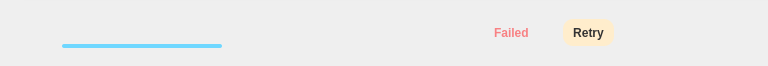
First picture: the form in src/MEGASync/gui/linux/TransferManagerItem.ui, repository meganz/MEGAsync, before the edit.
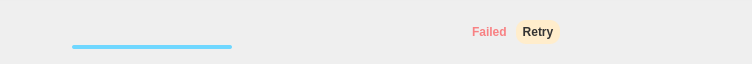
Second picture: the form after the edit. The open tabs and pages were chosen to show the change. Icons and pictures are not drawn.

Commit message: Transfer Manager: Cleanup, some refactoring to improve readability/efficiency, refresh and behaviorfixes, polish UI (linux)

The edit to the form file:
```diff
--- a/src/MEGASync/gui/linux/TransferManagerItem.ui
+++ b/src/MEGASync/gui/linux/TransferManagerItem.ui
@@ -6,8 +6,8 @@
    <rect>
     <x>0</x>
     <y>0</y>
-    <width>768</width>
-    <height>66</height>
+    <width>752</width>
+    <height>64</height>
    </rect>
   </property>
   <property name="sizePolicy">
@@ -19,13 +19,13 @@
   <property name="minimumSize">
    <size>
     <width>0</width>
-    <height>0</height>
+    <height>64</height>
    </size>
   </property>
   <property name="maximumSize">
    <size>
     <width>16777215</width>
-    <height>16777215</height>
+    <height>64</height>
    </size>
   </property>
   <property name="windowTitle">
@@ -42,9 +42,6 @@
 
 TransferManagerItem2, TransferManagerItem
 {
-    height: 64px;
-    min-height: 64px;
-    max-height: 64px;
     background-color: transparent;
 }
 
@@ -63,18 +60,8 @@
     margin: 0;
 }
 
-#sTransferState, #stateActive, #stateCompleted, #bItemSpeed, #lItemTime, #sStatus, #tFileType, #wSize, #wPauseResume, #wClearCancel, #wName, #lItemStatus, #lItemQueued, #lItemPaused
-{
-    height: 63px;
-    min-height: 63px;
-    max-height: 63px;
-}
-
 #tFileType
 {
-    width: 38px;
-    min-width: 38px;
-    max-width: 38px;
     qProperty-iconSize: 48px;
     background: transparent;
 }
@@ -82,6 +69,8 @@
 QPushButton, QToolButton
 {
     border: none;
+    padding: 0;
+    margin: 0;
 }
 
 QPushButton
@@ -89,16 +78,8 @@
     background: transparent;
 }
 
-#wName
-{
-    width: 165px;
-    min-width: 165px;
-}
-
 #lTransferName
 {
-    width: 170px;
-    min-width: 170px;
     color: #333333;
     font-size: 14px;
     qProperty-alignment: 'AlignLeft | AlignBottom';
@@ -106,11 +87,6 @@
 
 QProgressBar
 {
-    width: 160px;
-    min-width: 50px;
-    height: 4px;
-    min-height: 4px;
-    max-height: 4px;
     border:0px;
     border-radius: 2px;
     background-color: #EEEEEE;
@@ -143,13 +119,6 @@
  qProperty-alignment: 'AlignLeft | AlignTop';
 }
 
-#wSize, #wSize QLabel, #bItemSpeed
-{
-    width: 100px;
-    min-width: 100px;
-    max-width: 100px;
-}
-
 #bItemSpeed
 {
   color: #333333;
@@ -159,13 +128,6 @@
   qProperty-iconSize: 24px;
 }
 
-#sStatus
-{
-    width: 120px;
-    min-width: 120px;
-    max-width: 120px;
-}
-
 #sStatus QLabel
 {
     font-size: 12px;
@@ -177,25 +139,16 @@
 
 #lItemStatus
 {
-  width: 120px;
-  min-width: 120px;
-  max-width: 120px;
   color: #00D26D;
 }
 
 #lItemQueued
 {
-  width: 120px;
-  min-width: 120px;
-  max-width: 120px;
   color: #666666;
 }
 
 #lItemPaused
 {
-  width: 120px;
-  min-width: 120px;
-  max-width: 120px;
   color: #FFA053;
 }
 
@@ -206,9 +159,6 @@
 
 #lItemTime
 {
-    width: 92px;
-    min-width: 92px;
-    max-width: 92px;
     color: #333333;
     font-size: 12px;
     font-weight: bold;
@@ -218,8 +168,6 @@
 
 #tItemRetry
 {
-    height: 24px;
-    width: 48px;
     border-radius: 10px;
     background-color: #FFEDCC;
     color: #333333;
@@ -227,21 +175,8 @@
     font-weight: bold;
 }
 
-#wPauseResume, #wClearCancel
-{
-    width: 28px;
-    min-width: 28px;
-    max-width: 28px;
-}
-
 #tPauseResumeTransfer, #tCancelClearTransfer
 {
-    width: 24px;
-    height: 24px;
-    min-width: 24px;
-    min-height: 24px;
-    max-width: 24px;
-    max-height: 24px;
     qProperty-iconSize: 24px;
 }</string>
   </property>
@@ -250,7 +185,7 @@
     <number>0</number>
    </property>
    <property name="leftMargin">
-    <number>24</number>
+    <number>0</number>
    </property>
    <property name="topMargin">
     <number>0</number>
@@ -282,6 +217,18 @@
        <verstretch>0</verstretch>
       </sizepolicy>
      </property>
+     <property name="minimumSize">
+      <size>
+       <width>0</width>
+       <height>63</height>
+      </size>
+     </property>
+     <property name="maximumSize">
+      <size>
+       <width>16777215</width>
+       <height>63</height>
+      </size>
+     </property>
      <property name="currentIndex">
       <number>0</number>
      </property>
@@ -292,33 +239,70 @@
         <verstretch>0</verstretch>
        </sizepolicy>
       </property>
+      <property name="minimumSize">
+       <size>
+        <width>692</width>
+        <height>63</height>
+       </size>
+      </property>
+      <property name="maximumSize">
+       <size>
+        <width>16777215</width>
+        <height>63</height>
+       </size>
+      </property>
       <layout class="QHBoxLayout" name="stateActiveLayout">
        <property name="spacing">
         <number>0</number>
        </property>
        <property name="leftMargin">
-        <number>0</number>
+        <number>24</number>
        </property>
        <property name="topMargin">
         <number>0</number>
        </property>
        <property name="rightMargin">
-        <number>6</number>
+        <number>20</number>
        </property>
        <property name="bottomMargin">
         <number>0</number>
        </property>
        <item>
-        <widget class="QToolButton" name="tFileType"/>
+        <widget class="QToolButton" name="tFileType">
+         <property name="minimumSize">
+          <size>
+           <width>48</width>
+           <height>48</height>
+          </size>
+         </property>
+         <property name="maximumSize">
+          <size>
+           <width>48</width>
+           <height>48</height>
+          </size>
+         </property>
+        </widget>
        </item>
        <item>
         <widget class="QWidget" name="wName" native="true">
          <property name="sizePolicy">
-          <sizepolicy hsizetype="Expanding" vsizetype="Preferred">
+          <sizepolicy hsizetype="Expanding" vsizetype="Fixed">
            <horstretch>0</horstretch>
            <verstretch>0</verstretch>
           </sizepolicy>
          </property>
+         <property name="minimumSize">
+          <size>
+           <width>160</width>
+           <height>63</height>
+          </size>
+         </property>
+         <property name="maximumSize">
+          <size>
+           <width>16777215</width>
+           <height>63</height>
+          </size>
+         </property>
          <layout class="QVBoxLayout" name="wNameLayout">
           <property name="spacing">
            <number>0</number>
@@ -343,6 +327,18 @@
               <verstretch>0</verstretch>
              </sizepolicy>
             </property>
+            <property name="minimumSize">
+             <size>
+              <width>160</width>
+              <height>20</height>
+             </size>
+            </property>
+            <property name="maximumSize">
+             <size>
+              <width>16777215</width>
+              <height>20</height>
+             </size>
+            </property>
             <property name="text">
              <string/>
             </property>
@@ -350,6 +346,24 @@
           </item>
           <item>
            <widget class="QWidget" name="wProgressBar" native="true">
+            <property name="sizePolicy">
+             <sizepolicy hsizetype="Fixed" vsizetype="Fixed">
+              <horstretch>0</horstretch>
+              <verstretch>0</verstretch>
+             </sizepolicy>
+            </property>
+            <property name="minimumSize">
+             <size>
+              <width>160</width>
+              <height>16</height>
+             </size>
+            </property>
+            <property name="maximumSize">
+             <size>
+              <width>160</width>
+              <height>16</height>
+             </size>
+            </property>
             <layout class="QHBoxLayout" name="horizontalLayout">
              <property name="spacing">
               <number>0</number>
@@ -374,6 +388,18 @@
                  <verstretch>0</verstretch>
                 </sizepolicy>
                </property>
+               <property name="minimumSize">
+                <size>
+                 <width>160</width>
+                 <height>4</height>
+                </size>
+               </property>
+               <property name="maximumSize">
+                <size>
+                 <width>160</width>
+                 <height>4</height>
+                </size>
+               </property>
                <property name="maximum">
                 <number>1000</number>
                </property>
@@ -398,8 +424,8 @@
                </property>
                <property name="sizeHint" stdset="0">
                 <size>
-                 <width>40</width>
-                 <height>20</height>
+                 <width>0</width>
+                 <height>4</height>
                 </size>
                </property>
               </spacer>
@@ -418,6 +444,18 @@
            <verstretch>0</verstretch>
           </sizepolicy>
          </property>
+         <property name="minimumSize">
+          <size>
+           <width>100</width>
+           <height>63</height>
+          </size>
+         </property>
+         <property name="maximumSize">
+          <size>
+           <width>100</width>
+           <height>63</height>
+          </size>
+         </property>
          <layout class="QVBoxLayout" name="wSizeLayout">
           <property name="spacing">
            <number>0</number>
@@ -426,16 +464,28 @@
            <number>0</number>
           </property>
           <property name="topMargin">
-           <number>8</number>
+           <number>12</number>
           </property>
           <property name="rightMargin">
            <number>0</number>
           </property>
           <property name="bottomMargin">
-           <number>8</number>
+           <number>12</number>
           </property>
           <item>
            <widget class="QLabel" name="lDone">
+            <property name="minimumSize">
+             <size>
+              <width>100</width>
+              <height>0</height>
+             </size>
+            </property>
+            <property name="maximumSize">
+             <size>
+              <width>100</width>
+              <height>16777215</height>
+             </size>
+            </property>
             <property name="text">
              <string/>
             </property>
@@ -443,6 +493,18 @@
           </item>
           <item>
            <widget class="QLabel" name="lTotal">
+            <property name="minimumSize">
+             <size>
+              <width>100</width>
+              <height>0</height>
+             </size>
+            </property>
+            <property name="maximumSize">
+             <size>
+              <width>100</width>
+              <height>16777215</height>
+             </size>
+            </property>
             <property name="text">
              <string/>
             </property>
@@ -459,6 +521,18 @@
            <verstretch>0</verstretch>
           </sizepolicy>
          </property>
+         <property name="minimumSize">
+          <size>
+           <width>100</width>
+           <height>63</height>
+          </size>
+         </property>
+         <property name="maximumSize">
+          <size>
+           <width>100</width>
+           <height>63</height>
+          </size>
+         </property>
          <property name="text">
           <string/>
          </property>
@@ -472,6 +546,18 @@
            <verstretch>0</verstretch>
           </sizepolicy>
          </property>
+         <property name="minimumSize">
+          <size>
+           <width>120</width>
+           <height>24</height>
+          </size>
+         </property>
+         <property name="maximumSize">
+          <size>
+           <width>120</width>
+           <height>24</height>
+          </size>
+         </property>
          <property name="currentIndex">
           <number>3</number>
          </property>
@@ -529,7 +615,7 @@
             <number>0</number>
            </property>
            <property name="rightMargin">
-            <number>0</number>
+            <number>32</number>
            </property>
            <property name="bottomMargin">
             <number>0</number>
@@ -543,6 +629,24 @@
            </item>
            <item>
             <widget class="QToolButton" name="tItemRetry">
+             <property name="sizePolicy">
+              <sizepolicy hsizetype="Preferred" vsizetype="Fixed">
+               <horstretch>0</horstretch>
+               <verstretch>0</verstretch>
+              </sizepolicy>
+             </property>
+             <property name="minimumSize">
+              <size>
+               <width>0</width>
+               <height>24</height>
+              </size>
+             </property>
+             <property name="maximumSize">
+              <size>
+               <width>16777215</width>
+               <height>24</height>
+              </size>
+             </property>
              <property name="text">
               <string>Retry</string>
              </property>
@@ -560,10 +664,40 @@
            <verstretch>0</verstretch>
           </sizepolicy>
          </property>
+         <property name="minimumSize">
+          <size>
+           <width>92</width>
+           <height>63</height>
+          </size>
+         </property>
+         <property name="maximumSize">
+          <size>
+           <width>92</width>
+           <height>63</height>
+          </size>
+         </property>
         </widget>
        </item>
        <item alignment="Qt::AlignHCenter|Qt::AlignVCenter">
         <widget class="QWidget" name="wPauseResume" native="true">
+         <property name="sizePolicy">
+          <sizepolicy hsizetype="Fixed" vsizetype="Fixed">
+           <horstretch>0</horstretch>
+           <verstretch>0</verstretch>
+          </sizepolicy>
+         </property>
+         <property name="minimumSize">
+          <size>
+           <width>24</width>
+           <height>63</height>
+          </size>
+         </property>
+         <property name="maximumSize">
+          <size>
+           <width>24</width>
+           <height>63</height>
+          </size>
+         </property>
          <layout class="QHBoxLayout" name="wPauseResumeLayout">
           <property name="spacing">
            <number>0</number>
@@ -582,6 +716,18 @@
           </property>
           <item>
            <widget class="QToolButton" name="tPauseResumeTransfer">
+            <property name="minimumSize">
+             <size>
+              <width>24</width>
+              <height>24</height>
+             </size>
+            </property>
+            <property name="maximumSize">
+             <size>
+              <width>24</width>
+              <height>24</height>
+             </size>
+            </property>
             <property name="icon">
              <iconset resource="../Resources_linux.qrc">
               <normaloff>:/images/lists_pause_ico.png</normaloff>:/images/lists_pause_ico.png</iconset>
@@ -593,6 +739,24 @@
        </item>
        <item alignment="Qt::AlignHCenter|Qt::AlignVCenter">
         <widget class="QWidget" name="wClearCancel" native="true">
+         <property name="sizePolicy">
+          <sizepolicy hsizetype="Fixed" vsizetype="Fixed">
+           <horstretch>0</horstretch>
+           <verstretch>0</verstretch>
+          </sizepolicy>
+         </property>
+         <property name="minimumSize">
+          <size>
+           <width>24</width>
+           <height>63</height>
+          </size>
+         </property>
+         <property name="maximumSize">
+          <size>
+           <width>24</width>
+           <height>63</height>
+          </size>
+         </property>
          <layout class="QHBoxLayout" name="wClearCancelLayout">
           <property name="spacing">
            <number>0</number>
@@ -611,6 +775,18 @@
           </property>
           <item>
            <widget class="QToolButton" name="tCancelClearTransfer">
+            <property name="minimumSize">
+             <size>
+              <width>24</width>
+              <height>24</height>
+             </size>
+            </property>
+            <property name="maximumSize">
+             <size>
+              <width>24</width>
+              <height>24</height>
+             </size>
+            </property>
             <property name="icon">
              <iconset resource="../Resources_linux.qrc">
               <normaloff>:/images/lists_cancel_ico.png</normaloff>:/images/lists_cancel_ico.png</iconset>
```
Left out of the diff: 12 changed lines with no effect on the pictures. The commit also changes 12 other files.
